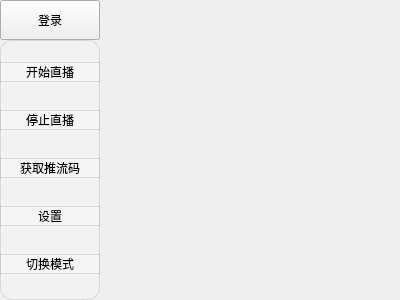
CrimsonSeraph/BiliBili_live_stram, file MainWindow.ui: the form before one commit.
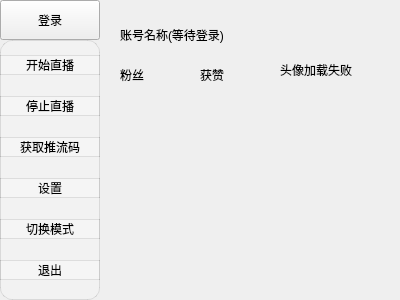
The form after the commit.

```diff
--- a/MainWindow.ui
+++ b/MainWindow.ui
@@ -88,6 +88,13 @@
       </property>
      </widget>
     </item>
+    <item>
+     <widget class="QPushButton" name="quit">
+      <property name="text">
+       <string>退出</string>
+      </property>
+     </widget>
+    </item>
    </layout>
   </widget>
   <widget class="QPushButton" name="login">
@@ -103,6 +110,72 @@
     <string>登录</string>
    </property>
   </widget>
+  <widget class="QStackedWidget" name="stackedWidget">
+   <property name="geometry">
+    <rect>
+     <x>110</x>
+     <y>10</y>
+     <width>280</width>
+     <height>280</height>
+    </rect>
+   </property>
+   <widget class="QWidget" name="info_page">
+    <widget class="QLabel" name="avatar">
+     <property name="geometry">
+      <rect>
+       <x>170</x>
+       <y>10</y>
+       <width>100</width>
+       <height>100</height>
+      </rect>
+     </property>
+     <property name="text">
+      <string>头像加载失败</string>
+     </property>
+    </widget>
+    <widget class="QLabel" name="name">
+     <property name="geometry">
+      <rect>
+       <x>10</x>
+       <y>10</y>
+       <width>150</width>
+       <height>30</height>
+      </rect>
+     </property>
+     <property name="text">
+      <string>账号名称(等待登录)</string>
+     </property>
+    </widget>
+    <widget class="QLabel" name="fans">
+     <property name="geometry">
+      <rect>
+       <x>10</x>
+       <y>50</y>
+       <width>70</width>
+       <height>30</height>
+      </rect>
+     </property>
+     <property name="text">
+      <string>粉丝</string>
+     </property>
+    </widget>
+    <widget class="QLabel" name="like">
+     <property name="geometry">
+      <rect>
+       <x>90</x>
+       <y>50</y>
+       <width>70</width>
+       <height>30</height>
+      </rect>
+     </property>
+     <property name="text">
+      <string>获赞</string>
+     </property>
+    </widget>
+   </widget>
+   <widget class="QWidget" name="setting_page"/>
+   <widget class="QWidget" name="login_page"/>
+  </widget>
  </widget>
  <resources/>
  <connections/>
```
